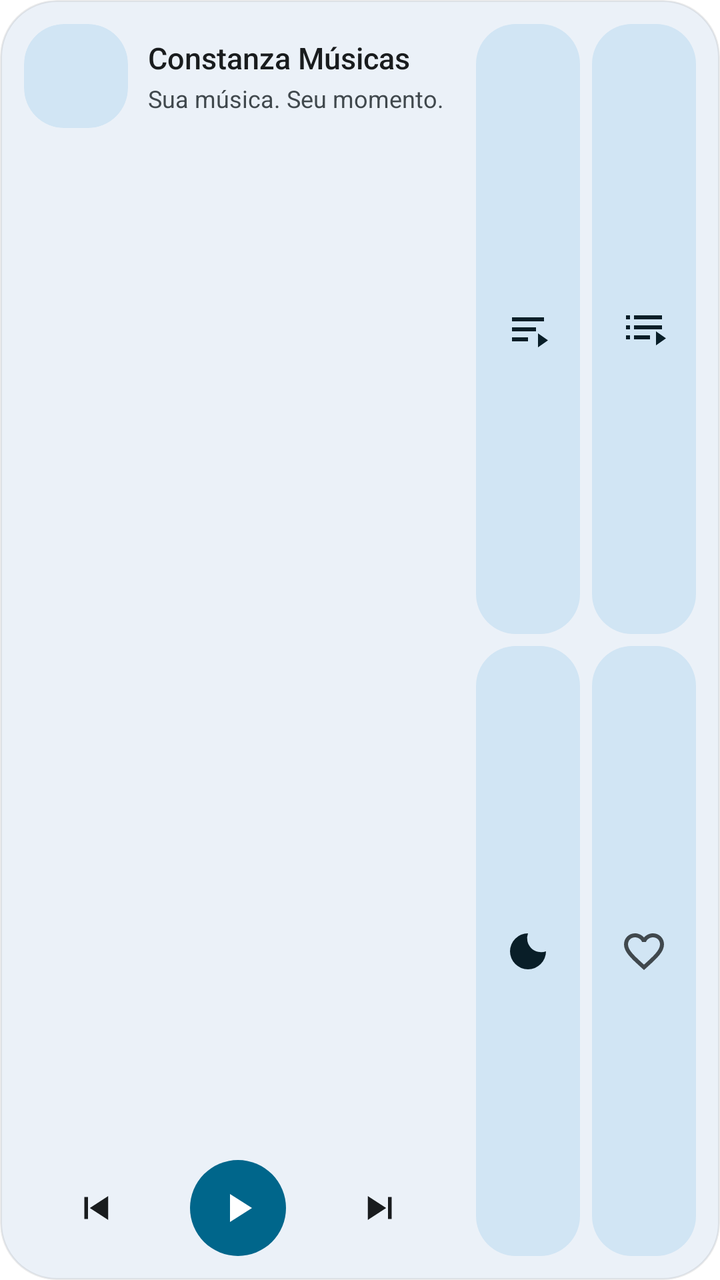
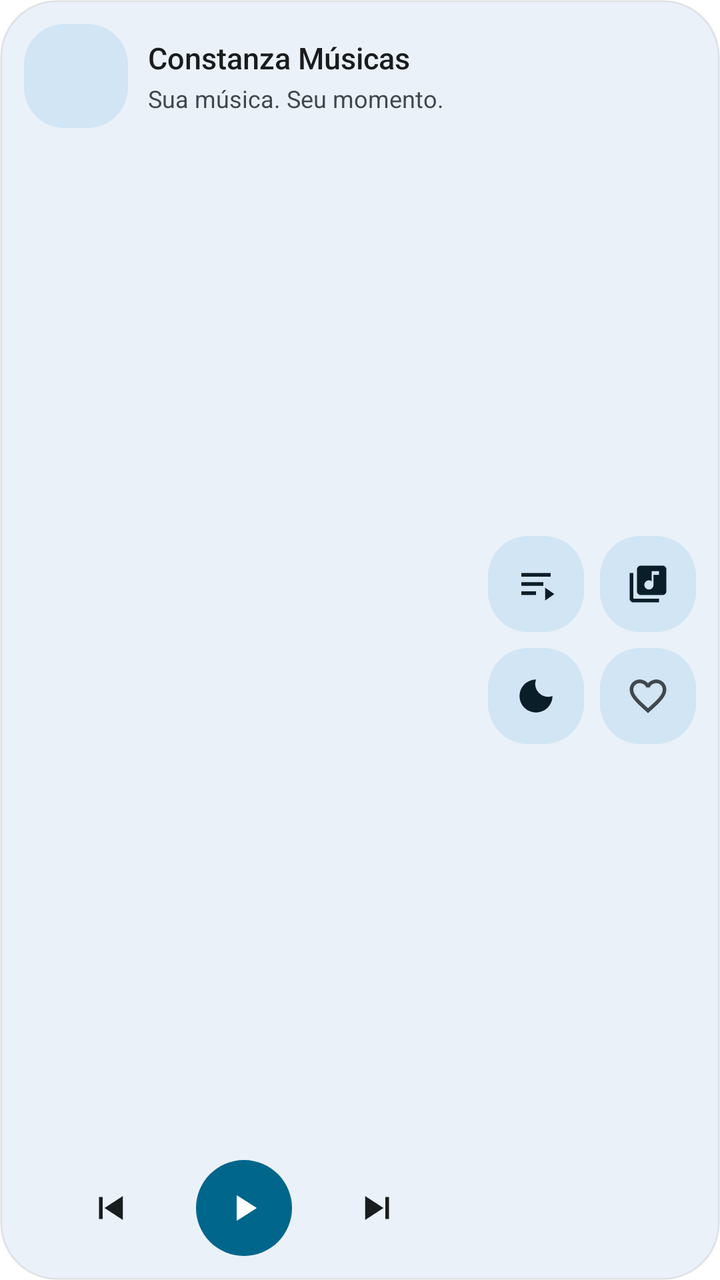

Compare the two renders of this Android layout. The source of the first and the diff that turns it into the second are given below.
<!-- AndroidManifest.xml: fallback theme Theme.MaterialComponents.DayNight.NoActionBar -->
<!-- res/layout/widget_recommended.xml -->
<?xml version="1.0" encoding="utf-8"?>
<FrameLayout xmlns:android="http://schemas.android.com/apk/res/android"
    android:id="@+id/widget_root"
    android:layout_width="match_parent"
    android:layout_height="match_parent"
    android:padding="@dimen/widget_margin">

    <LinearLayout
        android:id="@android:id/background"
        android:layout_width="match_parent"
        android:layout_height="match_parent"
        android:orientation="horizontal"
        android:background="@drawable/widget_surface"
        android:clipToOutline="true"
        android:padding="12dp">

        <LinearLayout
            android:layout_width="0dp"
            android:layout_height="match_parent"
            android:layout_weight="1"
            android:orientation="vertical">

            <LinearLayout
                android:layout_width="match_parent"
                android:layout_height="wrap_content"
                android:orientation="horizontal"
                android:gravity="center_vertical">

                <FrameLayout
                    android:layout_width="52dp"
                    android:layout_height="52dp"
                    android:background="@drawable/widget_artwork_frame"
                    android:clipToOutline="true">

                    <ImageView
                        android:id="@+id/widget_artwork"
                        android:layout_width="match_parent"
                        android:layout_height="match_parent"
                        android:scaleType="centerCrop"
                        android:src="@mipmap/ic_launcher"
                        android:contentDescription="@string/widget_cd_artwork" />
                </FrameLayout>

                <LinearLayout
                    android:layout_width="0dp"
                    android:layout_height="wrap_content"
                    android:layout_weight="1"
                    android:layout_marginStart="10dp"
                    android:orientation="vertical">

                    <TextView
                        android:id="@+id/widget_title"
                        android:layout_width="match_parent"
                        android:layout_height="wrap_content"
                        android:text="@string/widget_default_title"
                        android:textColor="@color/widget_on_surface"
                        android:textSize="15sp"
                        android:fontFamily="sans-serif-medium"
                        android:maxLines="1"
                        android:ellipsize="end" />

                    <TextView
                        android:id="@+id/widget_artist"
                        android:layout_width="match_parent"
                        android:layout_height="wrap_content"
                        android:layout_marginTop="2dp"
                        android:text="@string/widget_default_artist"
                        android:textColor="@color/widget_on_surface_variant"
                        android:textSize="12sp"
                        android:maxLines="1"
                        android:ellipsize="end" />
                </LinearLayout>
            </LinearLayout>

            <FrameLayout android:layout_width="match_parent" android:layout_height="0dp" android:layout_weight="1" />

            <LinearLayout
                android:layout_width="match_parent"
                android:layout_height="48dp"
                android:orientation="horizontal"
                android:gravity="center_vertical">

                <FrameLayout android:layout_width="0dp" android:layout_height="match_parent" android:layout_weight="1">
                    <ImageButton
                        android:id="@+id/widget_prev"
                        android:layout_width="40dp"
                        android:layout_height="40dp"
                        android:layout_gravity="center"
                        android:src="@drawable/ic_widget_prev"
                        android:tint="@color/widget_on_surface"
                        android:background="@drawable/widget_icon_btn_bg"
                        android:contentDescription="@string/widget_cd_prev"
                        android:scaleType="centerInside"
                        android:padding="9dp" />
                </FrameLayout>

                <FrameLayout android:layout_width="0dp" android:layout_height="match_parent" android:layout_weight="1">
                    <ImageButton
                        android:id="@+id/widget_play_pause"
                        android:layout_width="48dp"
                        android:layout_height="48dp"
                        android:layout_gravity="center"
                        android:src="@drawable/ic_widget_play"
                        android:tint="@color/widget_on_accent"
                        android:background="@drawable/widget_play_bg"
                        android:contentDescription="@string/widget_cd_play_pause"
                        android:scaleType="centerInside"
                        android:padding="12dp" />
                </FrameLayout>

                <FrameLayout android:layout_width="0dp" android:layout_height="match_parent" android:layout_weight="1">
                    <ImageButton
                        android:id="@+id/widget_next"
                        android:layout_width="40dp"
                        android:layout_height="40dp"
                        android:layout_gravity="center"
                        android:src="@drawable/ic_widget_next"
                        android:tint="@color/widget_on_surface"
                        android:background="@drawable/widget_icon_btn_bg"
                        android:contentDescription="@string/widget_cd_next"
                        android:scaleType="centerInside"
                        android:padding="9dp" />
                </FrameLayout>
            </LinearLayout>
        </LinearLayout>

        <LinearLayout
            android:layout_width="wrap_content"
            android:layout_height="match_parent"
            android:layout_marginStart="12dp"
            android:orientation="vertical">

            <LinearLayout
                android:layout_width="wrap_content"
                android:layout_height="0dp"
                android:layout_weight="1"
                android:orientation="horizontal">

                <ImageButton
                    android:id="@+id/widget_action_queue"
                    android:layout_width="52dp"
                    android:layout_height="match_parent"
                    android:src="@drawable/ic_widget_queue"
                    android:tint="@color/widget_on_container"
                    android:background="@drawable/widget_tonal_bg"
                    android:contentDescription="@string/widget_cd_queue"
                    android:scaleType="centerInside"
                    android:padding="14dp" />

                <ImageButton
                    android:id="@+id/widget_action_playlist"
                    android:layout_width="52dp"
                    android:layout_height="match_parent"
                    android:layout_marginStart="6dp"
                    android:src="@drawable/ic_widget_playlist"
                    android:tint="@color/widget_on_container"
                    android:background="@drawable/widget_tonal_bg"
                    android:contentDescription="@string/widget_cd_playlists"
                    android:scaleType="centerInside"
                    android:padding="14dp" />
            </LinearLayout>

            <LinearLayout
                android:layout_width="wrap_content"
                android:layout_height="0dp"
                android:layout_weight="1"
                android:layout_marginTop="6dp"
                android:orientation="horizontal">

                <ImageButton
                    android:id="@+id/widget_action_sleep"
                    android:layout_width="52dp"
                    android:layout_height="match_parent"
                    android:src="@drawable/ic_widget_sleep"
                    android:tint="@color/widget_on_container"
                    android:background="@drawable/widget_tonal_bg"
                    android:contentDescription="@string/widget_cd_sleep"
                    android:scaleType="centerInside"
                    android:padding="14dp" />

                <ImageButton
                    android:id="@+id/widget_favorite"
                    android:layout_width="52dp"
                    android:layout_height="match_parent"
                    android:layout_marginStart="6dp"
                    android:src="@drawable/ic_favorite_border"
                    android:background="@drawable/widget_tonal_bg"
                    android:contentDescription="@string/widget_cd_favorite"
                    android:scaleType="centerInside"
                    android:padding="14dp" />
            </LinearLayout>
        </LinearLayout>
    </LinearLayout>
</FrameLayout>
<!-- resources referenced by this layout -->
<resources>
  <color name="widget_on_accent">#FFFFFFFF</color>
  <color name="widget_on_container">#FF2B2635</color>
  <color name="widget_on_surface">#FF1C1B20</color>
  <color name="widget_on_surface_variant">#FF5F5B67</color>
  <dimen name="widget_margin">8dp</dimen>
  <!-- drawable ic_widget_play (drawable) -->
  <?xml version="1.0" encoding="utf-8"?>
  <vector xmlns:android="http://schemas.android.com/apk/res/android"
      android:width="24dp" android:height="24dp"
      android:viewportWidth="24" android:viewportHeight="24">
      <path android:fillColor="#FFFFFFFF"
          android:pathData="M8,5 L19,12 L8,19 Z" />
  </vector>
  <!-- drawable ic_widget_playlist (drawable) -->
  <?xml version="1.0" encoding="utf-8"?>
  <vector xmlns:android="http://schemas.android.com/apk/res/android"
      android:width="24dp" android:height="24dp"
      android:viewportWidth="24" android:viewportHeight="24">
      <path android:fillColor="#FFFFFFFF"
          android:pathData="M3,5 h2 v2 h-2 z M7,5 h14 v2 h-14 z M3,10 h2 v2 h-2 z M7,10 h14 v2 h-14 z M3,15 h2 v2 h-2 z M7,15 h8 v2 h-8 z M18,13 v7 l5,-3.5 z" />
  </vector>
  <!-- drawable ic_widget_prev (drawable) -->
  <?xml version="1.0" encoding="utf-8"?>
  <vector xmlns:android="http://schemas.android.com/apk/res/android"
      android:width="24dp" android:height="24dp"
      android:viewportWidth="24" android:viewportHeight="24">
      <path android:fillColor="#FFFFFFFF"
          android:pathData="M6,6 h2 v12 h-2 z M19,5.5 v13 L9,12 z" />
  </vector>
  <!-- drawable widget_artwork_frame (drawable) -->
  <?xml version="1.0" encoding="utf-8"?>
  <shape xmlns:android="http://schemas.android.com/apk/res/android" android:shape="rectangle">
      <solid android:color="@color/widget_container" />
      <corners android:radius="@dimen/widget_inner_radius" />
  </shape>
  <!-- drawable widget_icon_btn_bg (drawable) -->
  <?xml version="1.0" encoding="utf-8"?>
  <ripple xmlns:android="http://schemas.android.com/apk/res/android" android:color="@color/widget_ripple">
      <item android:id="@android:id/mask">
          <shape android:shape="oval">
              <solid android:color="#FFFFFFFF" />
          </shape>
      </item>
  </ripple>
  <!-- drawable widget_play_bg (drawable) -->
  <?xml version="1.0" encoding="utf-8"?>
  <ripple xmlns:android="http://schemas.android.com/apk/res/android" android:color="@color/widget_ripple">
      <item>
          <shape android:shape="oval">
              <solid android:color="@color/widget_accent" />
          </shape>
      </item>
  </ripple>
  <!-- drawable widget_surface (drawable) -->
  <?xml version="1.0" encoding="utf-8"?>
  <shape xmlns:android="http://schemas.android.com/apk/res/android" android:shape="rectangle">
      <solid android:color="@color/widget_surface" />
      <corners android:radius="@dimen/widget_radius" />
      <stroke android:width="1dp" android:color="@color/widget_outline" />
  </shape>
  <string name="widget_cd_artwork">Capa do álbum</string>
  <string name="widget_cd_favorite">Favorito</string>
  <string name="widget_cd_next">Seguinte</string>
  <string name="widget_cd_play_pause">Reproduzir ou pausar</string>
  <string name="widget_cd_playlists">Playlists</string>
  <string name="widget_cd_prev">Anterior</string>
  <string name="widget_cd_queue">Fila de reprodução</string>
  <string name="widget_cd_sleep">Temporizador</string>
  <string name="widget_default_artist">Sua música. Seu momento.</string>
  <string name="widget_default_title">Constanza Músicas</string>
  <color name="widget_container">#FFE9E3F1</color>
  <dimen name="widget_inner_radius">16dp</dimen>
  <color name="widget_ripple">#1F000000</color>
  <color name="widget_accent">#FF6750A4</color>
  <color name="widget_surface">#FFF6F3FA</color>
  <dimen name="widget_radius">24dp</dimen>
  <color name="widget_outline">#14000000</color>
  <color name="ic_launcher_background">#1A1A2E</color>
  <!-- unchanged entries left out for length: 7 -->
</resources>

<!-- the commit's change to res/layout/widget_recommended.xml (unified diff, before → after) -->
@@ -94,19 +94,16 @@
                         android:padding="9dp" />
                 </FrameLayout>
 
-                <FrameLayout android:layout_width="0dp" android:layout_height="match_parent" android:layout_weight="1">
-                    <ImageButton
-                        android:id="@+id/widget_play_pause"
-                        android:layout_width="48dp"
-                        android:layout_height="48dp"
-                        android:layout_gravity="center"
-                        android:src="@drawable/ic_widget_play"
-                        android:tint="@color/widget_on_accent"
-                        android:background="@drawable/widget_play_bg"
-                        android:contentDescription="@string/widget_cd_play_pause"
-                        android:scaleType="centerInside"
-                        android:padding="12dp" />
-                </FrameLayout>
+                <ImageButton
+                    android:id="@+id/widget_play_pause"
+                    android:layout_width="48dp"
+                    android:layout_height="48dp"
+                    android:src="@drawable/ic_widget_play"
+                    android:tint="@color/widget_on_accent"
+                    android:background="@drawable/widget_play_bg"
+                    android:contentDescription="@string/widget_cd_play_pause"
+                    android:scaleType="centerInside"
+                    android:padding="13dp" />
 
                 <FrameLayout android:layout_width="0dp" android:layout_height="match_parent" android:layout_weight="1">
                     <ImageButton
@@ -128,66 +125,65 @@
             android:layout_width="wrap_content"
             android:layout_height="match_parent"
             android:layout_marginStart="12dp"
+            android:gravity="center_vertical"
             android:orientation="vertical">
 
             <LinearLayout
                 android:layout_width="wrap_content"
-                android:layout_height="0dp"
-                android:layout_weight="1"
+                android:layout_height="wrap_content"
                 android:orientation="horizontal">
 
                 <ImageButton
                     android:id="@+id/widget_action_queue"
-                    android:layout_width="52dp"
-                    android:layout_height="match_parent"
+                    android:layout_width="48dp"
+                    android:layout_height="48dp"
                     android:src="@drawable/ic_widget_queue"
                     android:tint="@color/widget_on_container"
                     android:background="@drawable/widget_tonal_bg"
                     android:contentDescription="@string/widget_cd_queue"
                     android:scaleType="centerInside"
-                    android:padding="14dp" />
+                    android:padding="13dp" />
 
                 <ImageButton
                     android:id="@+id/widget_action_playlist"
-                    android:layout_width="52dp"
-                    android:layout_height="match_parent"
-                    android:layout_marginStart="6dp"
+                    android:layout_width="48dp"
+                    android:layout_height="48dp"
+                    android:layout_marginStart="8dp"
                     android:src="@drawable/ic_widget_playlist"
                     android:tint="@color/widget_on_container"
                     android:background="@drawable/widget_tonal_bg"
                     android:contentDescription="@string/widget_cd_playlists"
                     android:scaleType="centerInside"
-                    android:padding="14dp" />
+                    android:padding="13dp" />
             </LinearLayout>
 
             <LinearLayout
                 android:layout_width="wrap_content"
-                android:layout_height="0dp"
-                android:layout_weight="1"
-                android:layout_marginTop="6dp"
+                android:layout_height="wrap_content"
+                android:layout_marginTop="8dp"
                 android:orientation="horizontal">
 
                 <ImageButton
                     android:id="@+id/widget_action_sleep"
-                    android:layout_width="52dp"
-                    android:layout_height="match_parent"
+                    android:layout_width="48dp"
+                    android:layout_height="48dp"
                     android:src="@drawable/ic_widget_sleep"
                     android:tint="@color/widget_on_container"
                     android:background="@drawable/widget_tonal_bg"
                     android:contentDescription="@string/widget_cd_sleep"
                     android:scaleType="centerInside"
-                    android:padding="14dp" />
+                    android:padding="13dp" />
 
                 <ImageButton
                     android:id="@+id/widget_favorite"
-                    android:layout_width="52dp"
-                    android:layout_height="match_parent"
-                    android:layout_marginStart="6dp"
+                    android:layout_width="48dp"
+                    android:layout_height="48dp"
+                    android:layout_marginStart="8dp"
                     android:src="@drawable/ic_favorite_border"
                     android:background="@drawable/widget_tonal_bg"
                     android:contentDescription="@string/widget_cd_favorite"
                     android:scaleType="centerInside"
-                    android:padding="14dp" />
+                    android:padding="13dp" />
             </LinearLayout>
         </LinearLayout>
     </LinearLayout>
<!-- resource entries referenced after the edit -->
@@ -19,7 +19,7 @@
       android:width="24dp" android:height="24dp"
       android:viewportWidth="24" android:viewportHeight="24">
       <path android:fillColor="#FFFFFFFF"
-          android:pathData="M3,5 h2 v2 h-2 z M7,5 h14 v2 h-14 z M3,10 h2 v2 h-2 z M7,10 h14 v2 h-14 z M3,15 h2 v2 h-2 z M7,15 h8 v2 h-8 z M18,13 v7 l5,-3.5 z" />
+          android:pathData="M20,2H8C6.9,2 6,2.9 6,4v12c0,1.1 0.9,2 2,2h12c1.1,0 2,-0.9 2,-2V4C22,2.9 21.1,2 20,2zM18,7h-3v5.5c0,1.38 -1.12,2.5 -2.5,2.5S10,13.88 10,12.5s1.12,-2.5 2.5,-2.5c0.57,0 1.08,0.19 1.5,0.51V5h4V7zM4,6H2v14c0,1.1 0.9,2 2,2h14v-2H4V6z" />
   </vector>
   <!-- drawable ic_widget_prev (drawable) -->
   <?xml version="1.0" encoding="utf-8"?>
